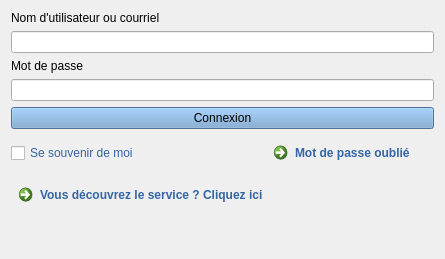
JulesGrillot/plugin-qgis-geoplateforme, file vectiler/gui/dlg_authentication.ui: the form before one commit.
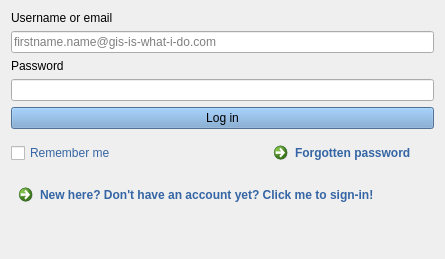
The form after the commit. Icons and pictures are not drawn. Custom widgets are drawn as their Qt base class.

```diff
--- a/vectiler/gui/dlg_authentication.ui
+++ b/vectiler/gui/dlg_authentication.ui
@@ -12,8 +12,8 @@
   </property>
   <property name="maximumSize">
    <size>
-    <width>16777215</width>
-    <height>16777215</height>
+    <width>800</width>
+    <height>500</height>
    </size>
   </property>
   <property name="windowTitle">
@@ -36,7 +36,7 @@
 color: rgb(52, 101, 164);</string>
      </property>
      <property name="text">
-      <string>Se souvenir de moi</string>
+      <string>Remember me</string>
      </property>
     </widget>
    </item>
@@ -46,7 +46,7 @@
       <string notr="true">font: 75 15pt &quot;Ubuntu Condensed&quot;;</string>
      </property>
      <property name="text">
-      <string>Mot de passe</string>
+      <string>Password</string>
      </property>
     </widget>
    </item>
@@ -58,7 +58,7 @@
 color: rgb(52, 101, 164);</string>
      </property>
      <property name="text">
-      <string>Mot de passe oublié</string>
+      <string>Forgotten password</string>
      </property>
      <property name="icon">
       <iconset theme="link">
@@ -86,7 +86,7 @@
 font: 75 15pt &quot;Ubuntu Condensed&quot;;</string>
      </property>
      <property name="text">
-      <string>Connexion</string>
+      <string>Log in</string>
      </property>
      <property name="checkable">
       <bool>false</bool>
@@ -109,7 +109,7 @@
       <set>Qt::ImhHiddenText</set>
      </property>
      <property name="text">
-      <string>Nom d'utilisateur ou courriel</string>
+      <string>Username or email</string>
      </property>
     </widget>
    </item>
@@ -121,7 +121,7 @@
 color: rgb(52, 101, 164);</string>
      </property>
      <property name="text">
-      <string>Vous découvrez le service ? Cliquez ici</string>
+      <string>New here? Don't have an account yet? Click me to sign-in!</string>
      </property>
     </widget>
    </item>
@@ -133,6 +133,9 @@
      <property name="text">
       <string notr="true"/>
      </property>
+     <property name="placeholderText">
+      <string>firstname.name@gis-is-what-i-do.com</string>
+     </property>
     </widget>
    </item>
    <item row="7" column="0">
```
Left out of the diff: 5 changed lines with no effect on the pictures.
